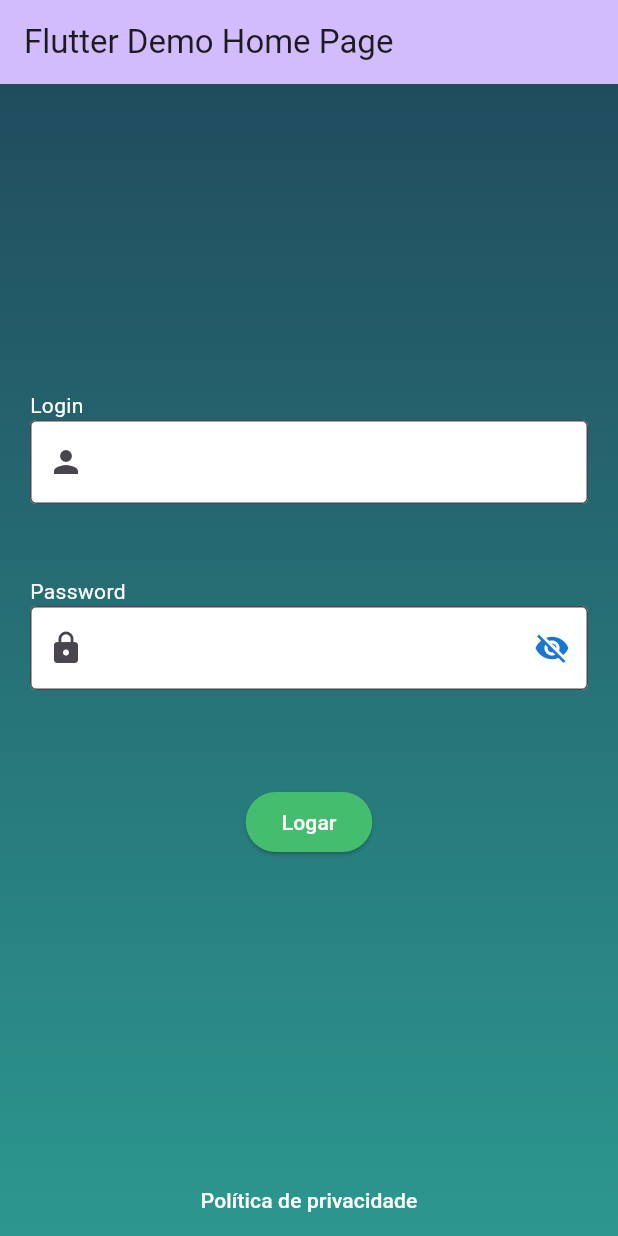
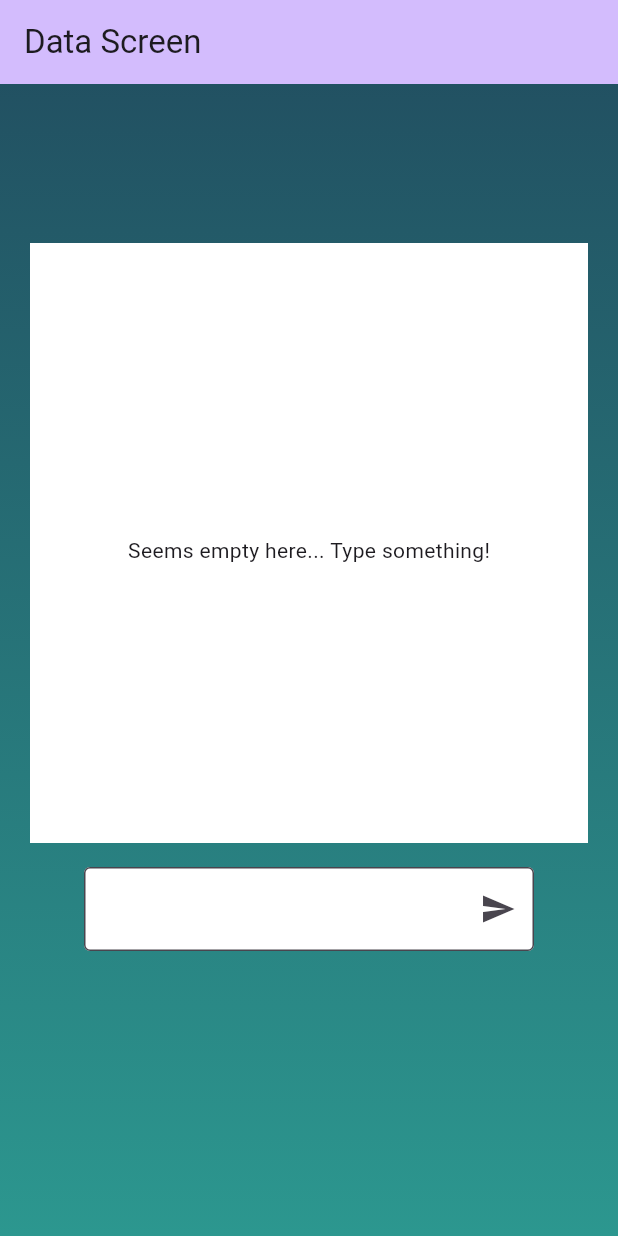
Before and after one commit to GustavoEliseu/flutter_login_screen, a Flutter app: the screen it shows after launch, on a phone screen of 412 x 824 dp. Run offline on Flutter 3.47's test engine with Material 3 defaults, Android fonts, the phone set to English and light mode, and no system bars; our stand-ins replace mobx, shared_preferences; missing offline and left inert: binary; accounts and stored records are empty; generated files the repository leaves out were written again.

Commit message:
Adds textDataScreen with preferences
Adds savedPreferences and Text data Screen. Also small upgrades on imports, renames views folder to pages and removes some unused code.

```diff
--- a/lib/main.dart
+++ b/lib/main.dart
@@ -1,22 +1,30 @@
 import 'package:flutter/material.dart';
-import 'package:flutter_login_screen/views/login_page.dart';
+import 'package:flutter_login_screen/pages/main_page.dart';
+import 'package:flutter_login_screen/store/user.dart';
+import 'package:provider/provider.dart';
+import 'package:shared_preferences/shared_preferences.dart';
 
-void main() {
-  runApp(const MyApp());
+void main() async {
+  WidgetsFlutterBinding.ensureInitialized();
+  final prefs = await SharedPreferences.getInstance();
+
+  runApp(MyApp(prefs));
 }
 
 class MyApp extends StatelessWidget {
-  const MyApp({super.key});
+  const MyApp(this.prefs, {super.key});
+  final SharedPreferences prefs;
 
   @override
   Widget build(BuildContext context) {
-    return MaterialApp(
-      title: 'Flutter Login Demo',
-      theme: ThemeData(
-        colorScheme: ColorScheme.fromSeed(seedColor: Colors.deepPurple),
-        useMaterial3: true,
-      ),
-      home: const MyLoginScreen(title: 'Flutter Demo Home Page'),
-    );
+    return Provider(
+        create: (_) => UserStore(null, prefs),
+        child: MaterialApp(
+            title: 'My Flutter Sample',
+            theme: ThemeData(
+              colorScheme: ColorScheme.fromSeed(seedColor: Colors.deepPurple),
+              useMaterial3: true,
+            ),
+            home: const MyMainScreen()));
   }
 }
--- a/lib/models/user_data.dart
+++ b/lib/models/user_data.dart
@@ -1,6 +1,6 @@
-
-class User{
-  User({this.email, this.password}); //Simplified version of an actual user class... no UID, nor data related to app, nor
-  String? email;
-  String? password;
+class User {
+  User(this.name,
+      this.password); //Simplified version of an actual user class... no UID, nor data related to app, nor
+  String name;
+  String password;
 }
--- /dev/null
+++ b/lib/pages/data_page.dart
@@ -0,0 +1,168 @@
+import 'dart:typed_data';
+
+import 'package:flutter/material.dart';
+import 'package:flutter_login_screen/models/typed_text.dart';
+import 'package:flutter_login_screen/store/user.dart';
+import 'package:shared_preferences/shared_preferences.dart';
+import 'dart:convert';
+import 'package:uuid/uuid.dart';
+import 'package:provider/provider.dart';
+import 'package:mobx/mobx.dart';
+
+class MyDataScreen extends StatefulWidget {
+  const MyDataScreen(this.logoffFun, {super.key, required this.title});
+  final Function() logoffFun;
+  final String title;
+
+  @override
+  State<MyDataScreen> createState() => _MyDataScreenState();
+}
+
+class _MyDataScreenState extends State<MyDataScreen> {
+  final _dataTextFormKey = GlobalKey<FormFieldState>();
+  late UserStore userStore;
+  bool wasListInitialized = false;
+
+  final Future<SharedPreferences> _prefs = SharedPreferences.getInstance();
+
+  TextEditingController textEditController = TextEditingController();
+
+  List<TypedText> _dataTyped = [];
+
+  Future<void> _saveList(UserStore userStore) async {
+    final SharedPreferences prefs = await _prefs;
+
+    if (userStore.userTypedTextList != null) {
+      userStore.userTypedTextList?.typedTexts = _dataTyped;
+      userStore.saveCurrentList();
+      //final String encodedList = json.encode(userStore.userTypedTextList);
+
+      //prefs.setString(userStore.userTypedTextList!.userName, encodedList);
+    } else {}
+  }
+
+  Future<void> _addValueToList(String textToAdd, UserStore userStore) async {
+    var uuid = const Uuid();
+    setState(() {
+      _dataTyped.add(TypedText(textToAdd,
+          uuid.v5(Uuid.NAMESPACE_URL, userStore.userTypedTextList!.userName)));
+      _saveList(userStore);
+    });
+  }
+
+  @override
+  Widget build(BuildContext context) {
+    userStore = Provider.of<UserStore>(context);
+    if (!wasListInitialized) {
+      _dataTyped = userStore.userTypedTextList?.typedTexts ?? [];
+      wasListInitialized = true;
+    }
+    return Scaffold(
+        extendBodyBehindAppBar: true,
+        appBar: AppBar(
+          backgroundColor: Theme.of(context).colorScheme.inversePrimary,
+          title: Text(widget.title),
+        ),
+
+        //Parent container- has paddings and background gradient
+        body: Container(
+            alignment: Alignment.center,
+            width: MediaQuery.of(context).size.width,
+            height: MediaQuery.of(context).size.height,
+            decoration: const BoxDecoration(
+              gradient: LinearGradient(
+                begin: Alignment.topCenter,
+                end: Alignment.bottomCenter,
+                stops: [0, 1],
+                colors: [
+                  Color.fromARGB(255, 33, 76, 95),
+                  Color.fromARGB(255, 44, 151, 143),
+                ],
+              ),
+            ),
+            padding: const EdgeInsets.only(left: 20.0, right: 20.0),
+            child: LayoutBuilder(
+                builder: (BuildContext context, BoxConstraints constraints) {
+              return Column(
+                children: <Widget>[
+                  const Spacer(),
+                  SingleChildScrollView(
+                      child: Container(
+                          height: 400,
+                          alignment: Alignment.center,
+                          padding: EdgeInsets.only(top: 10),
+                          decoration: const BoxDecoration(
+                            color: Colors.white,
+                          ),
+                          child: Column(
+                              mainAxisAlignment: _dataTyped.isNotEmpty
+                                  ? MainAxisAlignment.start
+                                  : MainAxisAlignment.center,
+                              crossAxisAlignment: _dataTyped.isNotEmpty
+                                  ? CrossAxisAlignment.start
+                                  : CrossAxisAlignment.center,
+                              children: _dataTyped.isNotEmpty
+                                  ? _dataTyped
+                                      .map<Widget>((v) => Column(children: [
+                                            Container(
+                                                width: 300,
+                                                decoration: const BoxDecoration(
+                                                  color: Colors.grey,
+                                                ),
+                                                alignment: Alignment.center,
+                                                height: 50,
+                                                child: Text(v.text)),
+                                            const SizedBox(height: 10),
+                                          ]))
+                                      .toList()
+                                  : [
+                                      const Text(
+                                          "Seems empty here... Type something!")
+                                    ]))),
+                  const SizedBox(height: 16),
+                  SizedBox(
+                      height: 84,
+                      width: 300,
+                      child: TextFormField(
+                        key: _dataTextFormKey,
+                        controller: textEditController,
+                        decoration: InputDecoration(
+                          error: null,
+                          fillColor: Colors.white,
+                          filled: true,
+                          suffixIcon: IconButton(
+                              onPressed: () {
+                                if (textEditController.text.isNotEmpty) {
+                                  _addValueToList(
+                                      textEditController.text, userStore);
+                                  textEditController.clear();
+                                }
+                              },
+                              icon: const Icon(Icons.send)),
+                          border: const OutlineInputBorder(),
+                          labelText: '',
+                        ),
+                        onFieldSubmitted: (text) {
+                          if (text.isNotEmpty) {
+                            _addValueToList(text, userStore);
+                            textEditController.clear();
+                          }
+                        },
+                      )),
+                  const Spacer(),
+                ],
+              );
+            })));
+  }
+
+  @override
+  void initState() {
+    super.initState();
+  }
+
+  @override
+  void dispose() {
+    userStore.logout();
+    super.dispose();
+  }
+}
--- /dev/null
+++ b/lib/pages/main_page.dart
@@ -0,0 +1,58 @@
+import 'package:flutter/material.dart';
+import 'package:flutter_login_screen/models/user_data.dart';
+import 'package:flutter_login_screen/models/typed_text.dart';
+import 'package:flutter_login_screen/store/user.dart';
+import 'package:provider/provider.dart';
+import 'package:flutter_login_screen/pages/data_page.dart';
+
+class MyMainScreen extends StatefulWidget {
+  const MyMainScreen({super.key});
+
+  @override
+  State<MyMainScreen> createState() => _MyMainScreenState();
+}
+
+class _MyMainScreenState extends State<MyMainScreen> {
+  User? _user;
+
+  void _updateUser(User? value) {
+    Future.microtask(() async {
+      setState(() {
+        _user = value;
+        if (_user == null) {
+          Navigator.pop(context);
+        } else {
+          navigateToScreen2();
+        }
+      });
+    });
+  }
+
+  void _clearUser(bool clear) {
+    Future.microtask(() async {
+      setState(() {
+        _user = null;
+      });
+    });
+  }
+
+  void navigateToScreen2() {
+    Navigator.push(
+      context,
+      MaterialPageRoute(
+          builder: (context) => MyDataScreen(() {
+                _updateUser(null);
+              }, title: 'Data Screen')),
+    );
+  }
+
+  @override
+  Widget build(BuildContext context) {
+    final userStore = Provider.of<UserStore>(context);
+    userStore.loginNewUser(User("bbb", "aaa"));
+    return MyDataScreen(() {}, title: 'Data Screen');
+    /*return MyLoginScreen((newUser) {
+      _updateUser(newUser);
+    }, title: 'Login Screen');*/
+  }
+}
```
Also changed, not shown: lib/models/typed_text.dart (added, +33 -0 lines), lib/pages/login_page.dart (renamed from lib/views/login_page.dart, +8 -4 lines), lib/store/user.dart (added, +75 -0 lines), pubspec.yaml (+15 -0 lines), assets/icon/icon.png (added), lib/custom_views/custom_widgets.dart (renamed from lib/views/custom_widgets.dart), lib/store/user.g.dart (added), pubspec.lock, 29 other files.
